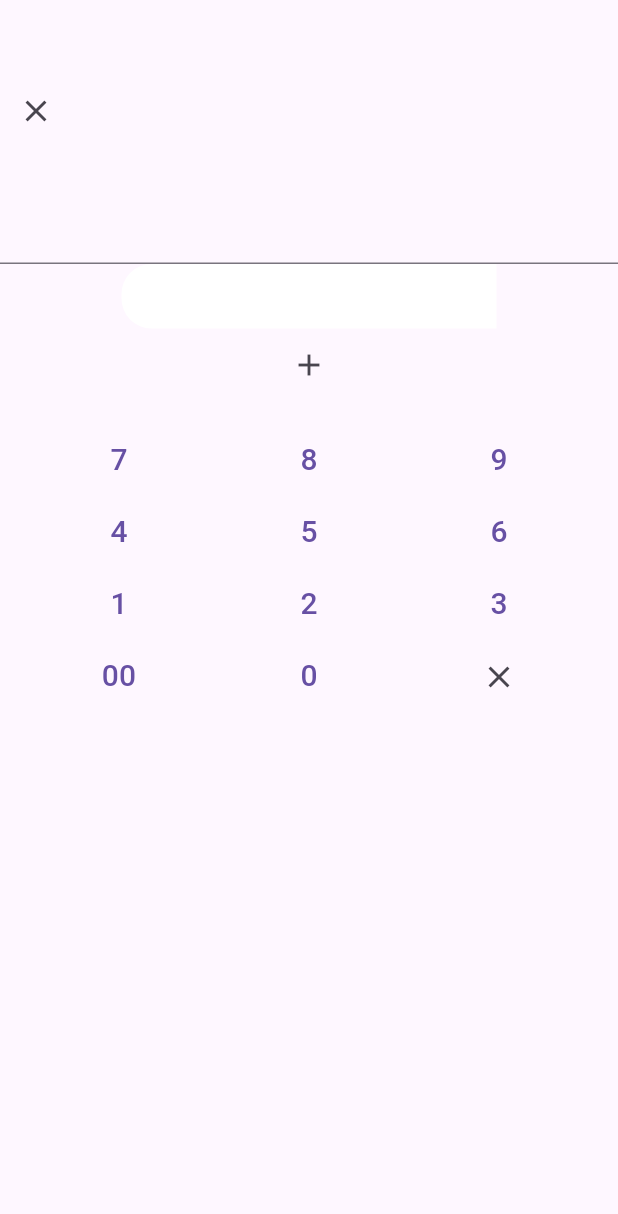
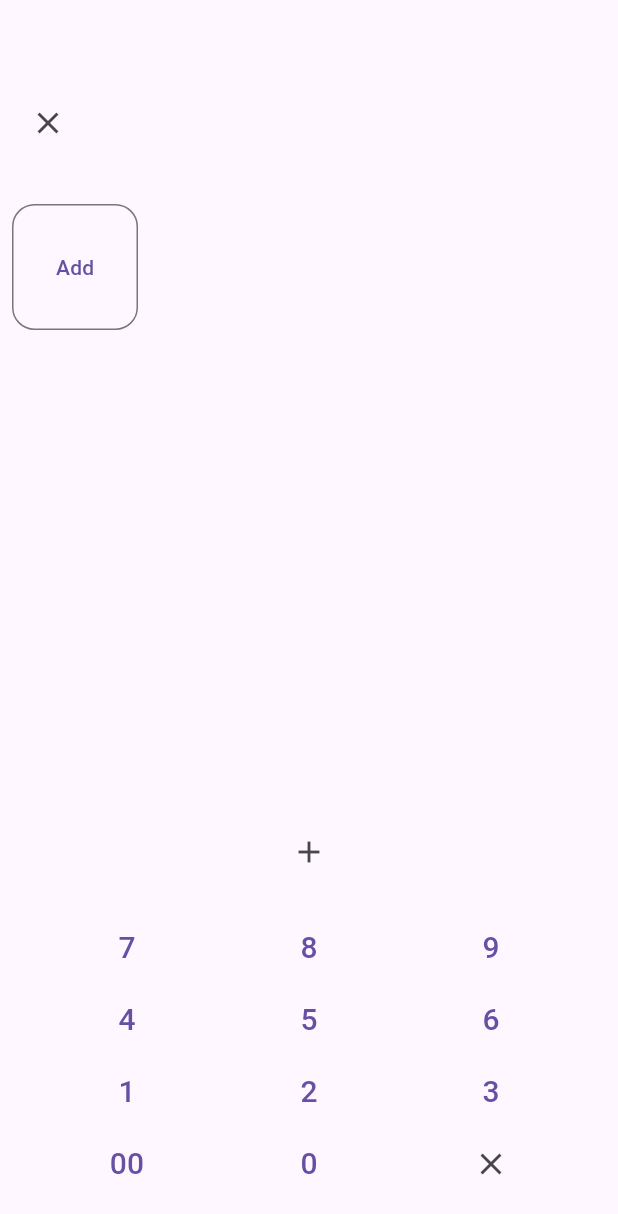
Before and after one commit to billy948787/UsefulMoney, a Flutter app: the AddAccountView screen opened by its route, on a phone screen of 412 x 824 dp. Shown: the top 1214 px of the screen. Run offline on Flutter 3.47's test engine with Material 3 defaults, Android fonts, the phone set to English and light mode, and no system bars; our stand-ins replace bloc, equatable, flutter_bloc, sqflite; accounts and stored records are empty.

Commit message:
增加帳目模板按鈕 能夠刪除新增修改模板 但是還不能讓使用者選擇模板

```diff
--- a/lib/domain/services/data/bloc/data_event.dart
+++ b/lib/domain/services/data/bloc/data_event.dart
@@ -1,5 +1,7 @@
 import 'package:flutter/foundation.dart';
 import 'package:usefulmoney/domain/services/data/type/database_book.dart';
+import 'package:usefulmoney/domain/services/data/type/database_template.dart';
+import 'package:usefulmoney/utils/enums/template_actions.dart';
 
 @immutable
 abstract class DataEvent {
@@ -54,3 +56,23 @@
   const DataEventDeleteListAccount(
       {this.id, this.needAddtoListOrRemove, this.wantDelete, this.accounts});
 }
+
+class DataEventCreateOrUpdateTemplate extends DataEvent {
+  final String? name;
+  final bool needPushOrPop;
+  final int? id;
+  const DataEventCreateOrUpdateTemplate(
+      {this.name, required this.needPushOrPop, this.id});
+}
+
+class DataEventDeleteTemplate extends DataEvent {
+  final int id;
+  const DataEventDeleteTemplate({required this.id});
+}
+
+class DataEventChooseTemplateAction extends DataEvent {
+  final TemplateActions? action;
+  final int id;
+
+  const DataEventChooseTemplateAction({required this.action, required this.id});
+}
--- a/lib/domain/services/data/bloc/data_state.dart
+++ b/lib/domain/services/data/bloc/data_state.dart
@@ -1,6 +1,7 @@
 import 'package:equatable/equatable.dart';
 import 'package:flutter/foundation.dart';
 import 'package:usefulmoney/domain/services/data/type/database_book.dart';
+import 'package:usefulmoney/domain/services/data/type/database_template.dart';
 import 'package:usefulmoney/domain/services/data/type/database_user.dart';
 
 @immutable
@@ -67,3 +68,32 @@
   @override
   List<Object?> get props => [];
 }
+
+class DataStateAddedOrUpdatedNewTemplate extends DataState {
+  const DataStateAddedOrUpdatedNewTemplate(
+      {required super.exception, required this.needPushOrPop, this.template});
+
+  final bool needPushOrPop;
+  final DatabaseTemplate? template;
+
+  @override
+  List<Object?> get props => [needPushOrPop];
+}
+
+class DataStateDeleteTemplate extends DataState {
+  const DataStateDeleteTemplate({required super.exception});
+
+  @override
+  List<Object?> get props => [];
+}
+
+class DataStateChooseTemplateAction extends DataState {
+  final bool hasChoosed;
+  final int id;
+
+  const DataStateChooseTemplateAction(
+      {required super.exception, required this.hasChoosed, required this.id});
+
+  @override
+  List<Object?> get props => [hasChoosed, id];
+}
--- a/lib/domain/services/data/exceptions.dart
+++ b/lib/domain/services/data/exceptions.dart
@@ -17,3 +17,7 @@
 class ShouldCreateUserFirstException implements Exception{}
 
 class CouldNotUpdateBalance implements Exception{}
+
+class CouldNotUpdateTemplate implements Exception{}
+
+class CouldNotDeleteTemplate implements Exception{}
--- /dev/null
+++ b/lib/domain/services/data/type/database_template.dart
@@ -0,0 +1,15 @@
+import 'package:usefulmoney/utils/constants/data_constant.dart';
+
+class DatabaseTemplate {
+  final int id;
+  final String name;
+  final int userId;
+
+  DatabaseTemplate(
+      {required this.id, required this.name, required this.userId});
+
+  DatabaseTemplate.fromRow(Map<String, Object?> map)
+      : id = map[templateIdColumn] as int,
+        name = map[templateNameColumn] as String,
+        userId = map[templateUserIdColumn] as int;
+}
--- a/lib/pages/account/account_list_view.dart
+++ b/lib/pages/account/account_list_view.dart
@@ -8,7 +8,7 @@
 import 'package:usefulmoney/domain/services/data/type/database_book.dart';
 import 'dart:developer' as devtool show log;
 
-import 'package:usefulmoney/utils/dialogs/delete_dialog.dart';
+import 'package:usefulmoney/widgets/dialogs/delete_dialog.dart';
 
 typedef DeleteCallBack = void Function(DatabaseBook);
 typedef OnTapCallBack = void Function(DatabaseBook);
--- a/lib/pages/account/add_account_view.dart
+++ b/lib/pages/account/add_account_view.dart
@@ -1,5 +1,8 @@
 import 'package:flutter/material.dart';
 import 'package:flutter_bloc/flutter_bloc.dart';
+import 'package:usefulmoney/domain/services/data/account_service.dart';
+import 'package:usefulmoney/pages/account/template_views/add_update_template_view.dart';
+import 'package:usefulmoney/pages/account/template_views/template_grid_view.dart';
 import 'package:usefulmoney/routes/route.dart';
 import 'package:usefulmoney/domain/services/counting/bloc/couter_cubit.dart';
 import 'package:usefulmoney/domain/services/counting/bloc/couter_state.dart';
@@ -7,10 +10,12 @@
 import 'package:usefulmoney/domain/services/data/bloc/data_event.dart';
 import 'package:usefulmoney/domain/services/data/bloc/data_state.dart';
 import 'package:usefulmoney/domain/services/data/type/database_book.dart';
+import 'package:usefulmoney/utils/enums/template_actions.dart';
+import 'package:usefulmoney/widgets/buttons/custom_text_botton.dart';
+import 'package:usefulmoney/widgets/dialogs/template_action_dialog.dart';
 import 'package:usefulmoney/widgets/numpad.dart';
 import 'dart:developer' as devtool show log;
-
-import 'package:usefulmoney/utils/dialogs/error_dialog.dart';
+import 'package:usefulmoney/widgets/dialogs/error_dialog.dart';
 
 class AddAccountView extends StatefulWidget {
   const AddAccountView({super.key});
@@ -21,9 +26,11 @@
 
 class _AddAccountViewState extends State<AddAccountView> {
   late final TextEditingController _name;
+  late final AccountService _accountService;
 
   @override
   void initState() {
+    _accountService = AccountService();
     _name = TextEditingController();
     super.initState();
   }
@@ -45,6 +52,8 @@
     }
     return BlocListener<DataBloc, DataState>(
       listener: (context, state) async {
+        devtool.log(
+            'The view is add account view and the state is ${state.toString()}');
         if (state is DataStateHome) {
           Navigator.of(context).pushReplacementNamed(homeRoute);
         }
@@ -55,11 +64,49 @@
             context: context,
           );
         }
+        if (state is DataStateAddedOrUpdatedNewTemplate &&
+            state.needPushOrPop) {
+          if (context.mounted) {
+            await showDialog(
+                context: context,
+                builder: (_) {
+                  if (state.template != null) {
+                    return BlocProvider.value(
+                      value: context.read<DataBloc>(),
+                      child: AddUpdateTemplateView(template: state.template),
+                    );
+                  } else {
+                    return BlocProvider.value(
+                      value: context.read<DataBloc>(),
+                      child: const AddUpdateTemplateView(),
+                    );
+                  }
+                });
+          }
+        }
+        if (state is DataStateChooseTemplateAction) {
+          if (!state.hasChoosed) {
+            final id = state.id;
+            if (context.mounted) {
+              final action = await showDialog<TemplateActions>(
+                context: context,
+                builder: (context) => const TemplateActionDialog(),
+              ).then((value) => value ?? TemplateActions.none);
+              if (context.mounted) {
+                context
+                    .read<DataBloc>()
+                    .add(DataEventChooseTemplateAction(action: action, id: id));
+              }
+            }
+          }
+        }
       },
       child: BlocBuilder<CounterCubit, CounterState>(
         builder: (context, state) {
           return Scaffold(
-            body: Column(
+            body: Padding(
+              padding: const EdgeInsets.all(8.0),
+              child: Column(
                 children: [
                   const SizedBox(
                     height: 50,
@@ -82,32 +129,69 @@
                   const SizedBox(
                     height: 30,
                   ),
-                TextField(
-                  controller: _name,
-                  keyboardType: TextInputType.name,
+                  Expanded(
+                    child: StreamBuilder(
+                      stream: _accountService.allTemplates,
+                      builder: (context, snapshot) {
+                        if (snapshot.hasData) {
+                          final templates = snapshot.data!
+                              .map(
+                                (template) => CustomTextButton(
+                                    onPress: () {},
+                                    onHold: () {
+                                      context.read<DataBloc>().add(
+                                          DataEventChooseTemplateAction(
+                                              action: null, id: template.id));
+                                    },
+                                    content: template.name,
+                                    isPressed: false),
+                              )
+                              .toList();
+                          templates.add(CustomTextButton(
+                              onPress: () {
+                                devtool.log('message');
+                                context.read<DataBloc>().add(
+                                    const DataEventCreateOrUpdateTemplate(
+                                        needPushOrPop: true));
+                              },
+                              onHold: () {},
+                              content: 'Add',
+                              isPressed: false));
+                          return TemplateGridView(templates: templates);
+                        } else {
+                          return TemplateGridView(
+                            templates: [
+                              CustomTextButton(
+                                  onPress: () {
+                                    devtool.log('message');
+                                    context.read<DataBloc>().add(
+                                        const DataEventCreateOrUpdateTemplate(
+                                            needPushOrPop: true));
+                                  },
+                                  onHold: () {},
+                                  content: 'Add',
+                                  isPressed: false)
+                            ],
+                          );
+                        }
+                      },
                     ),
-                Container(
-                  decoration: const BoxDecoration(
-                    borderRadius: BorderRadius.only(
-                        topLeft: Radius.circular(20.0),
-                        bottomLeft: Radius.circular(20.0)),
-                    color: Colors.white,
                   ),
-                  width: 250,
-                  child: Align(
+                  Align(
                       alignment: Alignment.centerRight,
                       child: Text(
                         state.value,
                         style: const TextStyle(fontSize: 30),
                       )),
-                ),
                   IconButton(
                     icon: const Icon(Icons.add),
                     onPressed: () {
                       final name = _name.text;
                       final value = state.value;
                       if (account != null) {
-                      context.read<DataBloc>().add(DataEventNewOrUpdateAccount(
+                        context
+                            .read<DataBloc>()
+                            .add(DataEventNewOrUpdateAccount(
                               name: name,
                               value: value,
                               needGoBack: true,
@@ -115,7 +199,9 @@
                               account: account,
                             ));
                       } else {
-                      context.read<DataBloc>().add(DataEventNewOrUpdateAccount(
+                        context
+                            .read<DataBloc>()
+                            .add(DataEventNewOrUpdateAccount(
                               name: name,
                               value: value,
                               needGoBack: true,
@@ -130,6 +216,7 @@
                   ),
                 ],
               ),
+            ),
           );
         },
       ),
--- a/lib/pages/account/book_view.dart
+++ b/lib/pages/account/book_view.dart
@@ -12,7 +12,7 @@
 import 'dart:developer' as devtool show log;
 
 import 'package:usefulmoney/pages/account/account_list_view.dart';
-import 'package:usefulmoney/utils/dialogs/delete_dialog.dart';
+import 'package:usefulmoney/widgets/dialogs/delete_dialog.dart';
 
 class BookView extends StatefulWidget {
   const BookView({super.key});
--- /dev/null
+++ b/lib/pages/account/template_views/template_grid_view.dart
@@ -0,0 +1,21 @@
+import 'package:flutter/material.dart';
+
+class TemplateGridView extends StatefulWidget {
+  const TemplateGridView({super.key, required this.templates});
+  final List<Widget> templates;
+
+  @override
+  State<TemplateGridView> createState() => _TemplateGridViewState();
+}
+
+class _TemplateGridViewState extends State<TemplateGridView> {
+  @override
+  Widget build(BuildContext context) {
+    return GridView.count(
+      crossAxisCount: 4,
+      mainAxisSpacing: 20.0,
+      crossAxisSpacing: 20.0,
+      children: widget.templates,
+    );
+  }
+}
--- a/lib/pages/main_page_view.dart
+++ b/lib/pages/main_page_view.dart
@@ -4,7 +4,7 @@
 import 'package:usefulmoney/domain/services/data/bloc/data_state.dart';
 import 'dart:developer' as devtool show log;
 import 'package:usefulmoney/pages/balance/balance_view.dart';
-import 'package:usefulmoney/utils/dialogs/error_dialog.dart';
+import 'package:usefulmoney/widgets/dialogs/error_dialog.dart';
 import 'package:usefulmoney/pages/account/book_view.dart';
 
 class MainPageView extends StatefulWidget {
--- a/lib/utils/constants/data_constant.dart
+++ b/lib/utils/constants/data_constant.dart
@@ -6,8 +6,12 @@
 const bookValueColumn = 'value';
 const bookUserIdColumn = 'user_id';
 const bookIdColumn = 'id';
+const templateIdColumn = 'id';
+const templateNameColumn = 'name';
+const templateUserIdColumn = 'user_id';
 const userTable = 'user';
 const bookTable = 'book';
+const templateTable = 'template';
 const createUserTable = '''CREATE TABLE IF NOT EXISTS "user" (
 	"id"	INTEGER NOT NULL,
 	"account_balance"	INTEGER NOT NULL,
@@ -24,4 +28,11 @@
 	PRIMARY KEY("id" AUTOINCREMENT)
 );
 ''';
+const createTemplateTable = '''CREATE TABLE IF NOT EXISTS "template" (
+	"id"	INTEGER NOT NULL,
+	"name"	TEXT NOT NULL,
+	"user_id"	INTEGER NOT NULL,
+	PRIMARY KEY("id" AUTOINCREMENT),
+	FOREIGN KEY("user_id") REFERENCES "user"("id")
+);''';
 const defaultEmail = 'default@email';
--- /dev/null
+++ b/lib/utils/enums/template_actions.dart
@@ -0,0 +1,5 @@
+enum TemplateActions {
+  delete,
+  modify,
+  none,
+}
--- /dev/null
+++ b/lib/widgets/buttons/custom_text_botton.dart
@@ -0,0 +1,46 @@
+import 'package:flutter/material.dart';
+
+typedef OnPress = void Function();
+typedef OnHold = void Function();
+
+class CustomTextButton extends StatelessWidget {
+  const CustomTextButton({
+    super.key,
+    required this.onPress,
+    required this.content,
+    required this.isPressed,
+    required this.onHold,
+  });
+  final OnPress onPress;
+  final String content;
+  final bool isPressed;
+  final OnHold onHold;
+
+  @override
+  Widget build(BuildContext context) {
+    if (isPressed) {
+      return FilledButton(
+        onPressed: () {
+          onPress();
+        },
+        onLongPress: () => onHold(),
+        child: Text(content),
+      );
+    } else {
+      return OutlinedButton(
+        onPressed: () {
+          onPress();
+        },
+        onLongPress: () => onHold(),
+        style: const ButtonStyle(
+          shape: MaterialStatePropertyAll(
+            RoundedRectangleBorder(
+              borderRadius: BorderRadius.all(Radius.circular(15)),
+            ),
+          ),
+        ),
+        child: Text(content),
+      );
+    }
+  }
+}
--- a/lib/utils/dialogs/delete_dialog.dart
+++ b/lib/widgets/dialogs/delete_dialog.dart
@@ -1,5 +1,5 @@
 import 'package:flutter/material.dart' show BuildContext;
-import 'package:usefulmoney/utils/dialogs/generic_dialog.dart';
+import 'package:usefulmoney/widgets/dialogs/generic_dialog.dart';
 
 Future<bool> showDeleteDialog(BuildContext context) async {
   return showGenericDialog<bool>(
--- a/lib/utils/dialogs/error_dialog.dart
+++ b/lib/widgets/dialogs/error_dialog.dart
@@ -1,5 +1,5 @@
 import 'package:flutter/material.dart';
-import 'package:usefulmoney/utils/dialogs/generic_dialog.dart';
+import 'package:usefulmoney/widgets/dialogs/generic_dialog.dart';
 
 Future<void> showErrorDialog({
   required String title,
```
Also changed, not shown: lib/domain/services/data/account_service.dart (+126 -9 lines), lib/domain/services/data/bloc/data_bloc.dart (+101 -2 lines), lib/pages/account/template_views/add_update_template_view.dart (added, +107 -0 lines), lib/widgets/dialogs/template_action_dialog.dart (added, +27 -0 lines), lib/widgets/dialogs/generic_dialog.dart (renamed from lib/utils/dialogs/generic_dialog.dart). Lines whose indentation alone changed are shown as unchanged.
